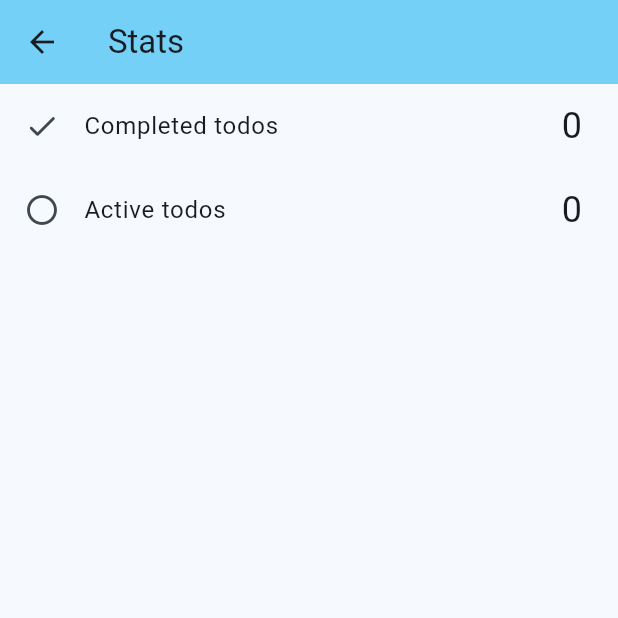
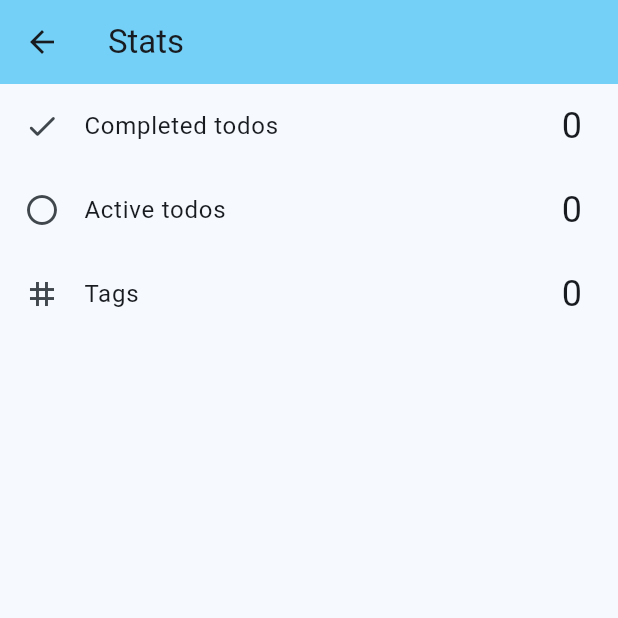
Before and after one commit to paugarcia32/ToDo-List-App, a Flutter app: the StatsView screen opened directly, on a phone screen of 412 x 824 dp, the top half of it. Run offline on Flutter 3.47's test engine with Material 3 defaults, Android fonts, the phone set to English and light mode, and no system bars; our stand-ins replace bloc, equatable, flutter_bloc, rxdart, shared_preferences; accounts and stored records are empty; generated files the repository leaves out were written again.

Commit message:
tags stats

```diff
--- a/lib/stats/bloc/stats_event.dart
+++ b/lib/stats/bloc/stats_event.dart
@@ -10,3 +10,7 @@ sealed class StatsEvent extends Equatable {
 final class StatsSubscriptionRequested extends StatsEvent {
   const StatsSubscriptionRequested();
 }
+
+final class StatsTotalTags extends StatsEvent {
+  const StatsTotalTags();
+}
--- a/lib/stats/bloc/stats_state.dart
+++ b/lib/stats/bloc/stats_state.dart
@@ -7,24 +7,28 @@ final class StatsState extends Equatable {
     this.status = StatsStatus.initial,
     this.completedTodos = 0,
     this.activeTodos = 0,
+    this.totalTags = 0,
   });
 
   final StatsStatus status;
   final int completedTodos;
   final int activeTodos;
+  final int totalTags;
 
   @override
-  List<Object> get props => [status, completedTodos, activeTodos];
+  List<Object> get props => [status, completedTodos, activeTodos, totalTags];
 
   StatsState copyWith({
     StatsStatus? status,
     int? completedTodos,
     int? activeTodos,
+    int? totalTags,
   }) {
     return StatsState(
       status: status ?? this.status,
       completedTodos: completedTodos ?? this.completedTodos,
       activeTodos: activeTodos ?? this.activeTodos,
+      totalTags: totalTags ?? this.totalTags,
     );
   }
 }
--- a/lib/stats/view/stats_page.dart
+++ b/lib/stats/view/stats_page.dart
@@ -51,6 +51,15 @@ class StatsView extends StatelessWidget {
               style: textTheme.headlineSmall,
             ),
           ),
+          ListTile(
+            key: const Key('statsView_totalTags_listTile'),
+            leading: const Icon(Icons.tag),
+            title: Text("Tags"),
+            trailing: Text(
+              '${state.totalTags}',
+              style: textTheme.headlineSmall,
+            ),
+          )
         ],
       ),
     );
```
Also changed, not shown: lib/stats/bloc/stats_bloc.dart (+7 -1 lines).
